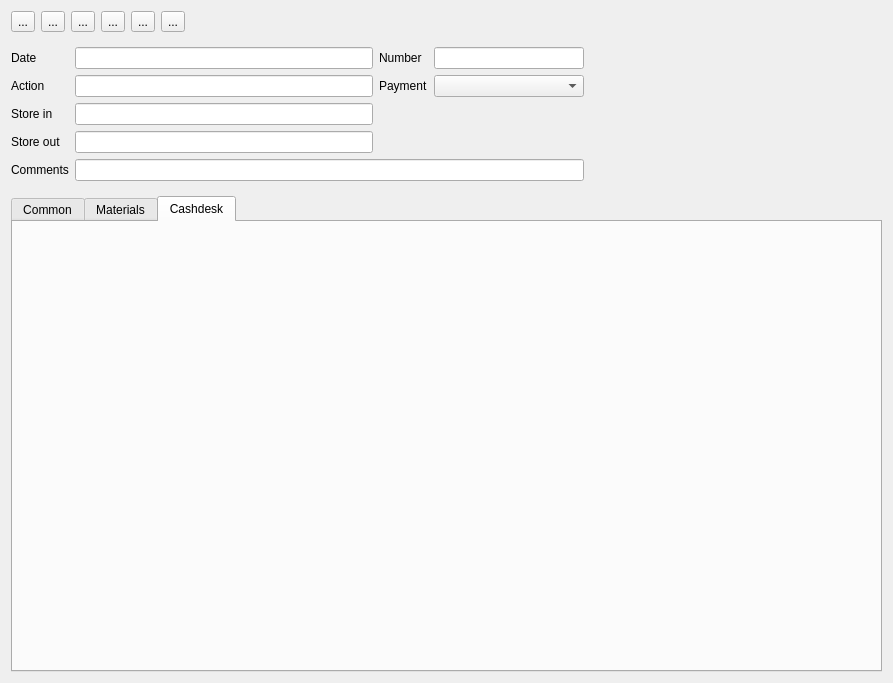
Before: the Qt Designer form Widgets/storedoc.ui in End1-1/Resort-2, drawn with Qt 5.
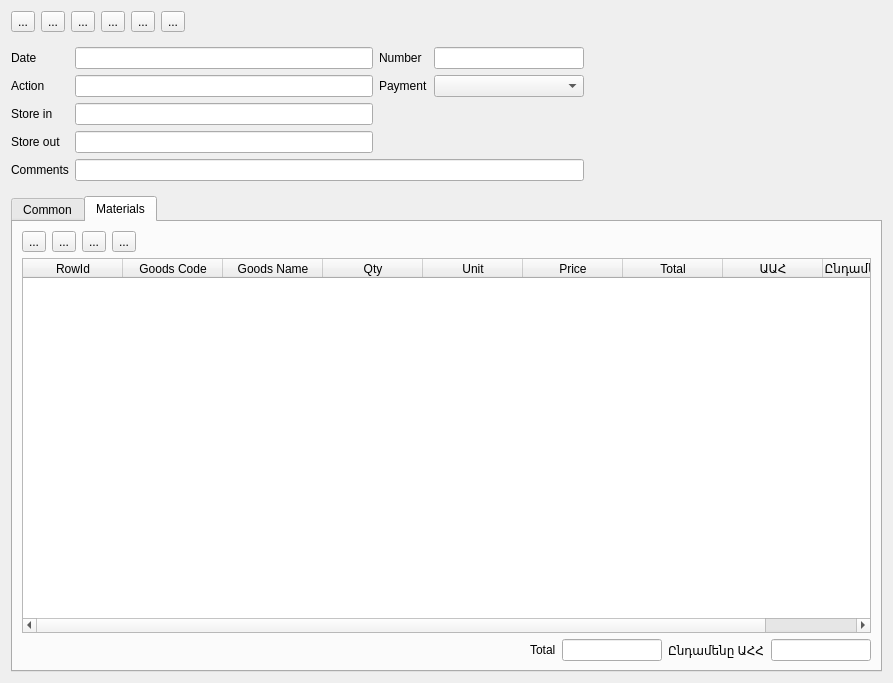
After: the same form once the commit is applied. The open tabs and pages were chosen to show the change. Icons and pictures are not drawn. Custom widgets are drawn as their Qt base class.

Diff of the .ui file:
```diff
--- a/Widgets/storedoc.ui
+++ b/Widgets/storedoc.ui
@@ -636,16 +636,6 @@
           </item>
          </layout>
         </widget>
-        <widget class="QWidget" name="tab">
-         <attribute name="title">
-          <string>Cashdesk</string>
-         </attribute>
-         <layout class="QHBoxLayout" name="horizontalLayout_4">
-          <item>
-           <widget class="WCashEntry" name="wAcc" native="true"/>
-          </item>
-         </layout>
-        </widget>
        </widget>
       </item>
      </layout>
@@ -677,12 +667,6 @@
    <extends>QComboBox</extends>
    <header location="global">eqcombobox.h</header>
   </customwidget>
-  <customwidget>
-   <class>WCashEntry</class>
-   <extends>QWidget</extends>
-   <header location="global">wcashentry.h</header>
-   <container>1</container>
-  </customwidget>
  </customwidgets>
  <resources>
   <include location="../Resort/res.qrc"/>
```
